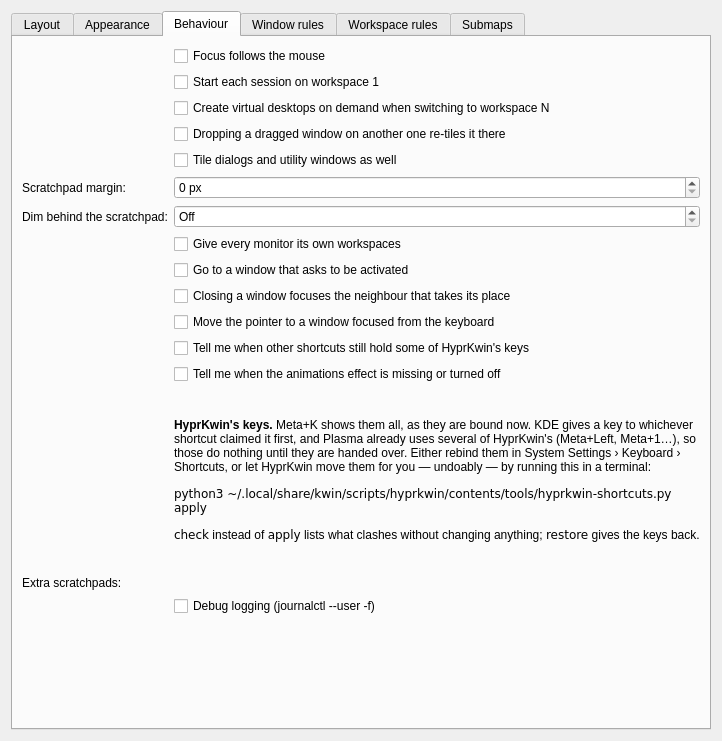
Old version of the form package/contents/ui/config.ui in the repository LeonHeidelbach/HyprKwin.
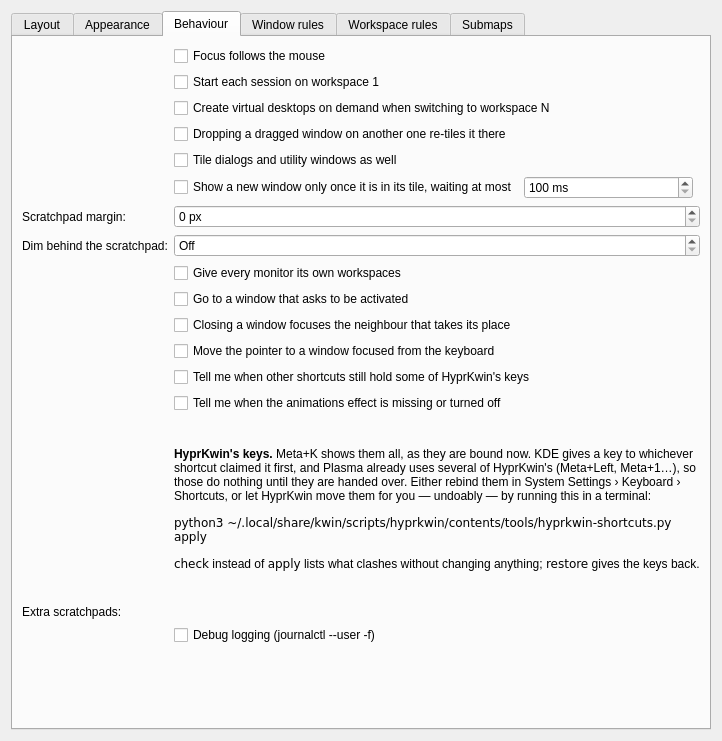
New version of the form. The open tabs and pages were chosen to show the change. Custom widgets are drawn as their Qt base class.

Commit message: New windows appear in their tile, not first in the middle of the screen

Patch:
```diff
--- a/package/contents/ui/config.ui
+++ b/package/contents/ui/config.ui
@@ -488,19 +488,43 @@
          <property name="toolTip"><string>Off by default: dialogs usually want to float above the window they belong to. Modal dialogs always float.</string></property>
         </widget>
        </item>
-       <item row="5" column="0">
-        <widget class="QLabel" name="specialMarginLabel"><property name="text"><string>Scratchpad margin:</string></property></widget>
-       </item>
        <item row="5" column="1">
+        <layout class="QHBoxLayout" name="hideUntilTiledLayout">
+         <item>
+          <widget class="QCheckBox" name="kcfg_HideUntilTiled">
+           <property name="text"><string>Show a new window only once it is in its tile, waiting at most</string></property>
+           <property name="toolTip"><string>KWin first shows a new window where it places it, in the middle of the screen at the app's own size, and only then does it go to its tile. With this on it stays unseen until it has taken its tile (or for the time beside this, for apps that never take the size exactly). Windows that float, open full screen or maximized, or go to a scratchpad show at once.</string></property>
+          </widget>
+         </item>
+         <item>
+          <widget class="QSpinBox" name="kcfg_HideUntilTiledTimeout">
+           <property name="suffix"><string> ms</string></property>
+           <property name="minimum"><number>100</number></property>
+           <property name="maximum"><number>2000</number></property>
+           <property name="singleStep"><number>50</number></property>
+           <property name="toolTip"><string>The longest a new window stays unseen. An app that never takes its tile's size exactly (a terminal that sizes itself in whole characters, a window with a minimum size larger than its tile) shows after this.</string></property>
+          </widget>
+         </item>
+         <item>
+          <spacer name="hideUntilTiledSpacer">
+           <property name="orientation"><enum>Qt::Horizontal</enum></property>
+          </spacer>
+         </item>
+        </layout>
+       </item>
+       <item row="6" column="0">
+        <widget class="QLabel" name="specialMarginLabel"><property name="text"><string>Scratchpad margin:</string></property></widget>
+       </item>
+       <item row="6" column="1">
         <widget class="QSpinBox" name="kcfg_SpecialMargin">
          <property name="suffix"><string> px</string></property>
          <property name="maximum"><number>500</number></property>
         </widget>
        </item>
-       <item row="6" column="0">
+       <item row="7" column="0">
         <widget class="QLabel" name="specialDimLabel"><property name="text"><string>Dim behind the scratchpad:</string></property></widget>
        </item>
-       <item row="6" column="1">
+       <item row="7" column="1">
         <widget class="QSpinBox" name="kcfg_SpecialDim">
          <property name="suffix"><string> %</string></property>
          <property name="specialValueText"><string>Off</string></property>
@@ -509,31 +533,31 @@
          <property name="toolTip"><string>While a scratchpad is open, the windows behind it on its monitor are darkened by this much, so you can tell it is open even when it is empty (Hyprland's dim_special). Needs the HyprKwin animations effect, in System Settings &gt; Desktop Effects.</string></property>
         </widget>
        </item>
-       <item row="7" column="1">
+       <item row="8" column="1">
         <widget class="QCheckBox" name="kcfg_PerOutputWorkspaces">
          <property name="text"><string>Give every monitor its own workspaces</string></property>
          <property name="toolTip"><string>Switching workspace then only changes the monitor you are on, and the others keep what they are showing. Off: a workspace spans every monitor, the way Plasma's virtual desktops normally work.</string></property>
         </widget>
        </item>
-       <item row="8" column="1">
+       <item row="9" column="1">
         <widget class="QCheckBox" name="kcfg_FocusOnActivate">
          <property name="text"><string>Go to a window that asks to be activated</string></property>
          <property name="toolTip"><string>Launching an app that is already open on another workspace switches to it. Chat apps ask for attention the same way when a message arrives; add a rule such as "focusonactivate off, class:^(discord)$" to stop one pulling you over.</string></property>
         </widget>
        </item>
-       <item row="9" column="1">
+       <item row="10" column="1">
         <widget class="QCheckBox" name="kcfg_FocusNeighbourOnClose">
          <property name="text"><string>Closing a window focuses the neighbour that takes its place</string></property>
          <property name="toolTip"><string>The focus goes to the window that grows into the gap — the other side of the split, or the next tab in a group. Off: Plasma decides, which means the window you used longest ago, wherever it happens to be.</string></property>
         </widget>
        </item>
-       <item row="10" column="1">
+       <item row="11" column="1">
         <widget class="QCheckBox" name="kcfg_PointerFollowsFocus">
          <property name="text"><string>Move the pointer to a window focused from the keyboard</string></property>
          <property name="toolTip"><string>After Meta+arrow, a monitor switch or sending a window to another monitor, the pointer jumps to the focused window. It stays put if it is already over it.</string></property>
         </widget>
        </item>
-       <item row="11" column="1">
+       <item row="12" column="1">
         <layout class="QVBoxLayout" name="noticesLayout">
          <item>
           <widget class="QCheckBox" name="kcfg_WarnKeyConflicts">
@@ -549,7 +573,7 @@
          </item>
         </layout>
        </item>
-       <item row="12" column="1">
+       <item row="13" column="1">
         <widget class="QLabel" name="keysHelp">
          <property name="wordWrap"><bool>true</bool></property>
          <property name="textFormat"><enum>Qt::RichText</enum></property>
@@ -559,17 +583,17 @@
 &lt;p&gt;&lt;tt&gt;check&lt;/tt&gt; instead of &lt;tt&gt;apply&lt;/tt&gt; lists what clashes without changing anything; &lt;tt&gt;restore&lt;/tt&gt; gives the keys back.&lt;/p&gt;</string></property>
         </widget>
        </item>
-       <item row="13" column="0">
+       <item row="14" column="0">
         <widget class="QLabel" name="scratchpadNamesLabel"><property name="text"><string>Extra scratchpads:</string></property></widget>
        </item>
-       <item row="13" column="1">
+       <item row="14" column="1">
         <widget class="KEditListWidget" name="kcfg_ScratchpadNames">
          <property name="kcfg_property" stdset="0"><string>items</string></property>
          <property name="kcfg_propertyNotify" stdset="0"><string>2changed()</string></property>
          <property name="toolTip"><string>A scratchpad is a workspace of its own that slides over whichever one you are on, for a terminal or music player you call up and dismiss. The first name here is scratchpad 1, the second scratchpad 2, and so on; give them keys in System Settings &gt; Keyboard &gt; Shortcuts &gt; KWin (HyprKwin: Toggle scratchpad 1...). A window goes into one with the matching "Move window to/from scratchpad" key, or a rule such as "workspace special:music, class:^(spotify)$". Only one scratchpad is on screen at a time.</string></property>
         </widget>
        </item>
-       <item row="14" column="1">
+       <item row="15" column="1">
         <widget class="QCheckBox" name="kcfg_Debug">
          <property name="text"><string>Debug logging (journalctl --user -f)</string></property>
         </widget>
```
The commit also changes 9 other files.
